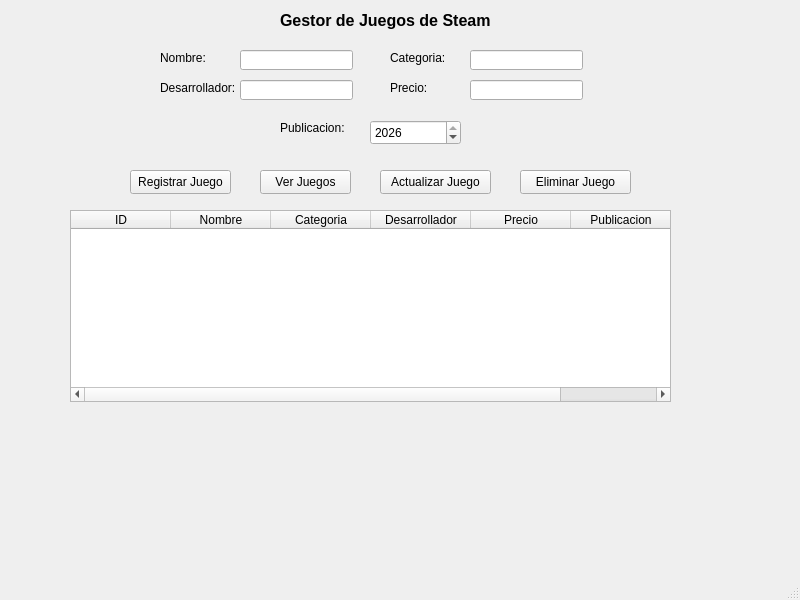
This is mainwindow.ui in Briander-N/Proyecto2doBimestre as Qt 5 draws it before an edit. The edited form follows.
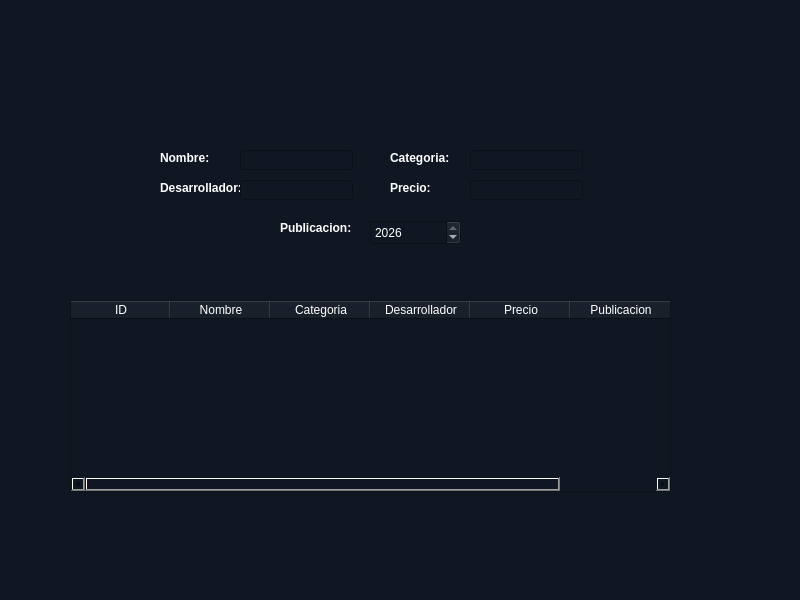
This is the edited form. Icons and pictures are not drawn.

Commit message:
Deiseño implementado de Interfaz gráfica
Añadido de logo, botones y cambios de paletas de colores en la interfaz

```diff
--- a/mainwindow.ui
+++ b/mainwindow.ui
@@ -10,176 +10,792 @@
     <height>600</height>
    </rect>
   </property>
+  <property name="palette">
+   <palette>
+    <active>
+     <colorrole role="Button">
+      <brush brushstyle="SolidPattern">
+       <color alpha="255">
+        <red>16</red>
+        <green>23</green>
+        <blue>34</blue>
+       </color>
+      </brush>
+     </colorrole>
+     <colorrole role="Base">
+      <brush brushstyle="SolidPattern">
+       <color alpha="255">
+        <red>16</red>
+        <green>23</green>
+        <blue>34</blue>
+       </color>
+      </brush>
+     </colorrole>
+     <colorrole role="Window">
+      <brush brushstyle="SolidPattern">
+       <color alpha="255">
+        <red>16</red>
+        <green>23</green>
+        <blue>34</blue>
+       </color>
+      </brush>
+     </colorrole>
+    </active>
+    <inactive>
+     <colorrole role="Button">
+      <brush brushstyle="SolidPattern">
+       <color alpha="255">
+        <red>16</red>
+        <green>23</green>
+        <blue>34</blue>
+       </color>
+      </brush>
+     </colorrole>
+     <colorrole role="Base">
+      <brush brushstyle="SolidPattern">
+       <color alpha="255">
+        <red>16</red>
+        <green>23</green>
+        <blue>34</blue>
+       </color>
+      </brush>
+     </colorrole>
+     <colorrole role="Window">
+      <brush brushstyle="SolidPattern">
+       <color alpha="255">
+        <red>16</red>
+        <green>23</green>
+        <blue>34</blue>
+       </color>
+      </brush>
+     </colorrole>
+    </inactive>
+    <disabled>
+     <colorrole role="Button">
+      <brush brushstyle="SolidPattern">
+       <color alpha="255">
+        <red>16</red>
+        <green>23</green>
+        <blue>34</blue>
+       </color>
+      </brush>
+     </colorrole>
+     <colorrole role="Base">
+      <brush brushstyle="SolidPattern">
+       <color alpha="255">
+        <red>16</red>
+        <green>23</green>
+        <blue>34</blue>
+       </color>
+      </brush>
+     </colorrole>
+     <colorrole role="Window">
+      <brush brushstyle="SolidPattern">
+       <color alpha="255">
+        <red>16</red>
+        <green>23</green>
+        <blue>34</blue>
+       </color>
+      </brush>
+     </colorrole>
+    </disabled>
+   </palette>
+  </property>
   <property name="windowTitle">
    <string>MainWindow</string>
   </property>
+  <property name="styleSheet">
+   <string notr="true">background-color: rgb(16, 23, 34);</string>
+  </property>
   <widget class="QWidget" name="centralwidget">
+   <property name="palette">
+    <palette>
+     <active>
+      <colorrole role="Button">
+       <brush brushstyle="SolidPattern">
+        <color alpha="255">
+         <red>16</red>
+         <green>23</green>
+         <blue>34</blue>
+        </color>
+       </brush>
+      </colorrole>
+      <colorrole role="Base">
+       <brush brushstyle="SolidPattern">
+        <color alpha="255">
+         <red>16</red>
+         <green>23</green>
+         <blue>34</blue>
+        </color>
+       </brush>
+      </colorrole>
+      <colorrole role="Window">
+       <brush brushstyle="SolidPattern">
+        <color alpha="255">
+         <red>16</red>
+         <green>23</green>
+         <blue>34</blue>
+        </color>
+       </brush>
+      </colorrole>
+     </active>
+     <inactive>
+      <colorrole role="Button">
+       <brush brushstyle="SolidPattern">
+        <color alpha="255">
+         <red>16</red>
+         <green>23</green>
+         <blue>34</blue>
+        </color>
+       </brush>
+      </colorrole>
+      <colorrole role="Base">
+       <brush brushstyle="SolidPattern">
+        <color alpha="255">
+         <red>16</red>
+         <green>23</green>
+         <blue>34</blue>
+        </color>
+       </brush>
+      </colorrole>
+      <colorrole role="Window">
+       <brush brushstyle="SolidPattern">
+        <color alpha="255">
+         <red>16</red>
+         <green>23</green>
+         <blue>34</blue>
+        </color>
+       </brush>
+      </colorrole>
+     </inactive>
+     <disabled>
+      <colorrole role="Button">
+       <brush brushstyle="SolidPattern">
+        <color alpha="255">
+         <red>16</red>
+         <green>23</green>
+         <blue>34</blue>
+        </color>
+       </brush>
+      </colorrole>
+      <colorrole role="Base">
+       <brush brushstyle="SolidPattern">
+        <color alpha="255">
+         <red>16</red>
+         <green>23</green>
+         <blue>34</blue>
+        </color>
+       </brush>
+      </colorrole>
+      <colorrole role="Window">
+       <brush brushstyle="SolidPattern">
+        <color alpha="255">
+         <red>16</red>
+         <green>23</green>
+         <blue>34</blue>
+        </color>
+       </brush>
+      </colorrole>
+     </disabled>
+    </palette>
+   </property>
    <widget class="QLabel" name="label">
     <property name="geometry">
      <rect>
       <x>160</x>
-      <y>50</y>
+      <y>150</y>
       <width>81</width>
       <height>16</height>
      </rect>
     </property>
     <property name="text">
-     <string>Nombre:</string>
+     <string>&lt;html&gt;&lt;head/&gt;&lt;body&gt;&lt;p&gt;&lt;span style=&quot; font-weight:700; color:#ffffff;&quot;&gt;Nombre:&lt;/span&gt;&lt;/p&gt;&lt;/body&gt;&lt;/html&gt;</string>
     </property>
    </widget>
    <widget class="QLineEdit" name="lnENombre">
     <property name="geometry">
      <rect>
       <x>240</x>
-      <y>50</y>
+      <y>150</y>
       <width>113</width>
       <height>20</height>
      </rect>
     </property>
+    <property name="palette">
+     <palette>
+      <active>
+       <colorrole role="WindowText">
+        <brush brushstyle="SolidPattern">
+         <color alpha="255">
+          <red>255</red>
+          <green>255</green>
+          <blue>255</blue>
+         </color>
+        </brush>
+       </colorrole>
+       <colorrole role="Button">
+        <brush brushstyle="SolidPattern">
+         <color alpha="255">
+          <red>16</red>
+          <green>23</green>
+          <blue>34</blue>
+         </color>
+        </brush>
+       </colorrole>
+       <colorrole role="Text">
+        <brush brushstyle="SolidPattern">
+         <color alpha="255">
+          <red>255</red>
+          <green>255</green>
+          <blue>255</blue>
+         </color>
+        </brush>
+       </colorrole>
+       <colorrole role="ButtonText">
+        <brush brushstyle="SolidPattern">
+         <color alpha="255">
+          <red>255</red>
+          <green>255</green>
+          <blue>255</blue>
+         </color>
+        </brush>
+       </colorrole>
+       <colorrole role="Base">
+        <brush brushstyle="SolidPattern">
+         <color alpha="255">
+          <red>16</red>
+          <green>23</green>
+          <blue>34</blue>
+         </color>
+        </brush>
+       </colorrole>
+       <colorrole role="Window">
+        <brush brushstyle="SolidPattern">
+         <color alpha="255">
+          <red>16</red>
+          <green>23</green>
+          <blue>34</blue>
+         </color>
+        </brush>
+       </colorrole>
+       <colorrole role="PlaceholderText">
+        <brush brushstyle="SolidPattern">
+         <color alpha="128">
+          <red>255</red>
+          <green>255</green>
+          <blue>255</blue>
+         </color>
+        </brush>
+       </colorrole>
+      </active>
+      <inactive>
+       <colorrole role="WindowText">
+        <brush brushstyle="SolidPattern">
+         <color alpha="255">
+          <red>255</red>
+          <green>255</green>
+          <blue>255</blue>
+         </color>
+        </brush>
+       </colorrole>
+       <colorrole role="Button">
+        <brush brushstyle="SolidPattern">
+         <color alpha="255">
+          <red>16</red>
+          <green>23</green>
+          <blue>34</blue>
+         </color>
+        </brush>
+       </colorrole>
+       <colorrole role="Text">
+        <brush brushstyle="SolidPattern">
+         <color alpha="255">
+          <red>255</red>
+          <green>255</green>
+          <blue>255</blue>
+         </color>
+        </brush>
+       </colorrole>
+       <colorrole role="ButtonText">
+        <brush brushstyle="SolidPattern">
+         <color alpha="255">
+          <red>255</red>
+          <green>255</green>
+          <blue>255</blue>
+         </color>
+        </brush>
+       </colorrole>
+       <colorrole role="Base">
+        <brush brushstyle="SolidPattern">
+         <color alpha="255">
+          <red>16</red>
+          <green>23</green>
+          <blue>34</blue>
+         </color>
+        </brush>
+       </colorrole>
+       <colorrole role="Window">
+        <brush brushstyle="SolidPattern">
+         <color alpha="255">
+          <red>16</red>
+          <green>23</green>
+          <blue>34</blue>
+         </color>
+        </brush>
+       </colorrole>
+       <colorrole role="PlaceholderText">
+        <brush brushstyle="SolidPattern">
+         <color alpha="128">
+          <red>255</red>
+          <green>255</green>
+          <blue>255</blue>
+         </color>
+        </brush>
+       </colorrole>
+      </inactive>
+      <disabled>
+       <colorrole role="WindowText">
+        <brush brushstyle="SolidPattern">
+         <color alpha="255">
+          <red>255</red>
+          <green>255</green>
+          <blue>255</blue>
+         </color>
+        </brush>
+       </colorrole>
+       <colorrole role="Button">
+        <brush brushstyle="SolidPattern">
+         <color alpha="255">
+          <red>16</red>
+          <green>23</green>
+          <blue>34</blue>
+         </color>
+        </brush>
+       </colorrole>
+       <colorrole role="Text">
+        <brush brushstyle="SolidPattern">
+         <color alpha="255">
+          <red>255</red>
+          <green>255</green>
+          <blue>255</blue>
+         </color>
+        </brush>
+       </colorrole>
+       <colorrole role="ButtonText">
+        <brush brushstyle="SolidPattern">
+         <color alpha="255">
+          <red>255</red>
+          <green>255</green>
+          <blue>255</blue>
+         </color>
+        </brush>
+       </colorrole>
+       <colorrole role="Base">
+        <brush brushstyle="SolidPattern">
+         <color alpha="255">
+          <red>16</red>
+          <green>23</green>
+          <blue>34</blue>
+         </color>
+        </brush>
+       </colorrole>
+       <colorrole role="Window">
+        <brush brushstyle="SolidPattern">
+         <color alpha="255">
+          <red>16</red>
+          <green>23</green>
+          <blue>34</blue>
+         </color>
+        </brush>
+       </colorrole>
+       <colorrole role="PlaceholderText">
+        <brush brushstyle="SolidPattern">
+         <color alpha="128">
+          <red>255</red>
+          <green>255</green>
+          <blue>255</blue>
+         </color>
+        </brush>
+       </colorrole>
+      </disabled>
+     </palette>
+    </property>
+    <property name="styleSheet">
+     <string notr="true">color:rgb(255, 255, 255)
+
+</string>
+    </property>
    </widget>
    <widget class="QLabel" name="label_2">
     <property name="geometry">
      <rect>
       <x>390</x>
-      <y>50</y>
+      <y>150</y>
       <width>81</width>
       <height>16</height>
      </rect>
     </property>
     <property name="text">
-     <string>Categoria:</string>
+     <string>&lt;html&gt;&lt;head/&gt;&lt;body&gt;&lt;p&gt;&lt;span style=&quot; font-weight:700; color:#ffffff;&quot;&gt;Categoria:&lt;/span&gt;&lt;/p&gt;&lt;/body&gt;&lt;/html&gt;</string>
     </property>
    </widget>
    <widget class="QLineEdit" name="lnECategoria">
     <property name="geometry">
      <rect>
       <x>470</x>
-      <y>50</y>
+      <y>150</y>
       <width>113</width>
       <height>20</height>
      </rect>
     </property>
+    <property name="palette">
+     <palette>
+      <active>
+       <colorrole role="WindowText">
+        <brush brushstyle="SolidPattern">
+         <color alpha="255">
+          <red>255</red>
+          <green>255</green>
+          <blue>255</blue>
+         </color>
+        </brush>
+       </colorrole>
+       <colorrole role="Button">
+        <brush brushstyle="SolidPattern">
+         <color alpha="255">
+          <red>16</red>
+          <green>23</green>
+          <blue>34</blue>
+         </color>
+        </brush>
+       </colorrole>
+       <colorrole role="Text">
+        <brush brushstyle="SolidPattern">
+         <color alpha="255">
+          <red>255</red>
+          <green>255</green>
+          <blue>255</blue>
+         </color>
+        </brush>
+       </colorrole>
+       <colorrole role="ButtonText">
+        <brush brushstyle="SolidPattern">
+         <color alpha="255">
+          <red>255</red>
+          <green>255</green>
+          <blue>255</blue>
+         </color>
+        </brush>
+       </colorrole>
+       <colorrole role="Base">
+        <brush brushstyle="SolidPattern">
+         <color alpha="255">
+          <red>16</red>
+          <green>23</green>
+          <blue>34</blue>
+         </color>
+        </brush>
+       </colorrole>
+       <colorrole role="Window">
+        <brush brushstyle="SolidPattern">
+         <color alpha="255">
+          <red>16</red>
+          <green>23</green>
+          <blue>34</blue>
+         </color>
+        </brush>
+       </colorrole>
+       <colorrole role="PlaceholderText">
+        <brush brushstyle="SolidPattern">
+         <color alpha="128">
+          <red>255</red>
+          <green>255</green>
+          <blue>255</blue>
+         </color>
+        </brush>
+       </colorrole>
+      </active>
+      <inactive>
+       <colorrole role="WindowText">
+        <brush brushstyle="SolidPattern">
+         <color alpha="255">
+          <red>255</red>
+          <green>255</green>
+          <blue>255</blue>
+         </color>
+        </brush>
+       </colorrole>
+       <colorrole role="Button">
+        <brush brushstyle="SolidPattern">
+         <color alpha="255">
+          <red>16</red>
+          <green>23</green>
+          <blue>34</blue>
+         </color>
+        </brush>
+       </colorrole>
+       <colorrole role="Text">
+        <brush brushstyle="SolidPattern">
+         <color alpha="255">
+          <red>255</red>
+          <green>255</green>
+          <blue>255</blue>
+         </color>
+        </brush>
+       </colorrole>
+       <colorrole role="ButtonText">
+        <brush brushstyle="SolidPattern">
+         <color alpha="255">
+          <red>255</red>
+          <green>255</green>
+          <blue>255</blue>
+         </color>
+        </brush>
+       </colorrole>
+       <colorrole role="Base">
+        <brush brushstyle="SolidPattern">
+         <color alpha="255">
+          <red>16</red>
+          <green>23</green>
+          <blue>34</blue>
+         </color>
+        </brush>
+       </colorrole>
+       <colorrole role="Window">
+        <brush brushstyle="SolidPattern">
+         <color alpha="255">
+          <red>16</red>
+          <green>23</green>
+          <blue>34</blue>
+         </color>
+        </brush>
+       </colorrole>
+       <colorrole role="PlaceholderText">
+        <brush brushstyle="SolidPattern">
+         <color alpha="128">
+          <red>255</red>
+          <green>255</green>
+          <blue>255</blue>
+         </color>
+        </brush>
+       </colorrole>
+      </inactive>
+      <disabled>
+       <colorrole role="WindowText">
+        <brush brushstyle="SolidPattern">
+         <color alpha="255">
+          <red>255</red>
+          <green>255</green>
+          <blue>255</blue>
+         </color>
+        </brush>
+       </colorrole>
+       <colorrole role="Button">
+        <brush brushstyle="SolidPattern">
+         <color alpha="255">
+          <red>16</red>
+          <green>23</green>
+          <blue>34</blue>
+         </color>
+        </brush>
+       </colorrole>
+       <colorrole role="Text">
+        <brush brushstyle="SolidPattern">
+         <color alpha="255">
+          <red>255</red>
+          <green>255</green>
+          <blue>255</blue>
+         </color>
+        </brush>
+       </colorrole>
+       <colorrole role="ButtonText">
+        <brush brushstyle="SolidPattern">
+         <color alpha="255">
+          <red>255</red>
+          <green>255</green>
+          <blue>255</blue>
+         </color>
+        </brush>
+       </colorrole>
+       <colorrole role="Base">
+        <brush brushstyle="SolidPattern">
+         <color alpha="255">
+          <red>16</red>
+          <green>23</green>
+          <blue>34</blue>
+         </color>
+        </brush>
+       </colorrole>
+       <colorrole role="Window">
+        <brush brushstyle="SolidPattern">
+         <color alpha="255">
+          <red>16</red>
+          <green>23</green>
+          <blue>34</blue>
+         </color>
+        </brush>
+       </colorrole>
+       <colorrole role="PlaceholderText">
+        <brush brushstyle="SolidPattern">
+         <color alpha="128">
+          <red>255</red>
+          <green>255</green>
+          <blue>255</blue>
+         </color>
+        </brush>
+       </colorrole>
+      </disabled>
+     </palette>
+    </property>
+    <property name="styleSheet">
+     <string notr="true">color: rgb(255, 255, 255);</string>
+    </property>
    </widget>
    <widget class="QLabel" name="label_3">
     <property name="geometry">
      <rect>
       <x>160</x>
-      <y>80</y>
+      <y>180</y>
       <width>81</width>
       <height>16</height>
      </rect>
     </property>
     <property name="text">
-     <string>Desarrollador:</string>
+     <string>&lt;html&gt;&lt;head/&gt;&lt;body&gt;&lt;p&gt;&lt;span style=&quot; font-weight:700; color:#ffffff;&quot;&gt;Desarrollador:&lt;/span&gt;&lt;/p&gt;&lt;/body&gt;&lt;/html&gt;</string>
     </property>
    </widget>
    <widget class="QLineEdit" name="lnEDesarrollador">
     <property name="geometry">
      <rect>
       <x>240</x>
-      <y>80</y>
+      <y>180</y>
       <width>113</width>
       <height>20</height>
      </rect>
     </property>
+    <property name="styleSheet">
+     <string notr="true">color: rgb(255, 255, 255);</string>
+    </property>
    </widget>
    <widget class="QLabel" name="label_4">
     <property name="geometry">
      <rect>
       <x>390</x>
-      <y>80</y>
+      <y>180</y>
       <width>81</width>
       <height>16</height>
      </rect>
     </property>
     <property name="text">
-     <string>Precio:</string>
+     <string>&lt;html&gt;&lt;head/&gt;&lt;body&gt;&lt;p&gt;&lt;span style=&quot; font-weight:700; color:#ffffff;&quot;&gt;Precio:&lt;/span&gt;&lt;/p&gt;&lt;/body&gt;&lt;/html&gt;</string>
     </property>
    </widget>
    <widget class="QLineEdit" name="lnEPrecio">
     <property name="geometry">
      <rect>
       <x>470</x>
-      <y>80</y>
+      <y>180</y>
       <width>113</width>
       <height>20</height>
      </rect>
     </property>
+    <property name="styleSheet">
+     <string notr="true">color: rgb(255, 255, 255);</string>
+    </property>
    </widget>
    <widget class="QLabel" name="label_5">
     <property name="geometry">
      <rect>
       <x>280</x>
-      <y>120</y>
+      <y>220</y>
       <width>81</width>
       <height>16</height>
      </rect>
     </property>
     <property name="text">
-     <string>Publicacion:</string>
+     <string>&lt;html&gt;&lt;head/&gt;&lt;body&gt;&lt;p&gt;&lt;span style=&quot; font-weight:700; color:#ffffff;&quot;&gt;Publicacion:&lt;/span&gt;&lt;/p&gt;&lt;/body&gt;&lt;/html&gt;</string>
     </property>
    </widget>
    <widget class="QPushButton" name="btnRegistrar">
     <property name="geometry">
      <rect>
-      <x>130</x>
-      <y>170</y>
-      <width>101</width>
-      <height>24</height>
+      <x>70</x>
+      <y>250</y>
+      <width>121</width>
+      <height>41</height>
      </rect>
     </property>
+    <property name="styleSheet">
+     <string notr="true">image: url(:/img/imagenes/Registrar.png);
+border: none;</string>
+    </property>
     <property name="text">
-     <string>Registrar Juego</string>
+     <string/>
     </property>
    </widget>
    <widget class="QPushButton" name="btnVer">
     <property name="geometry">
      <rect>
-      <x>260</x>
-      <y>170</y>
-      <width>91</width>
-      <height>24</height>
+      <x>220</x>
+      <y>250</y>
+      <width>121</width>
+      <height>41</height>
      </rect>
     </property>
+    <property name="styleSheet">
+     <string notr="true">image: url(:/img/imagenes/Ver.png);
+border: none;</string>
+    </property>
     <property name="text">
-     <string>Ver Juegos</string>
+     <string/>
     </property>
    </widget>
    <widget class="QPushButton" name="btnActualizar">
     <property name="geometry">
      <rect>
-      <x>380</x>
-      <y>170</y>
-      <width>111</width>
-      <height>24</height>
+      <x>390</x>
+      <y>250</y>
+      <width>121</width>
+      <height>41</height>
      </rect>
     </property>
+    <property name="styleSheet">
+     <string notr="true">image: url(:/img/imagenes/Actualizar.png);
+border: none;</string>
+    </property>
     <property name="text">
-     <string>Actualizar Juego</string>
+     <string/>
     </property>
    </widget>
    <widget class="QPushButton" name="btnEliminar">
     <property name="geometry">
      <rect>
-      <x>520</x>
-      <y>170</y>
-      <width>111</width>
-      <height>24</height>
+      <x>550</x>
+      <y>250</y>
+      <width>121</width>
+      <height>41</height>
      </rect>
     </property>
+    <property name="styleSheet">
+     <string notr="true">image: url(:/img/imagenes/Eliminar.png);
+border: none;</string>
+    </property>
     <property name="text">
-     <string>Eliminar Juego</string>
+     <string/>
     </property>
    </widget>
    <widget class="QDoubleSpinBox" name="dbBAnioPublicacion">
     <property name="geometry">
      <rect>
       <x>370</x>
-      <y>120</y>
+      <y>220</y>
       <width>91</width>
       <height>25</height>
      </rect>
     </property>
+    <property name="styleSheet">
+     <string notr="true">color: rgb(255, 255, 255);</string>
+    </property>
     <property name="decimals">
      <number>0</number>
     </property>
@@ -199,25 +815,234 @@
    <widget class="QLabel" name="label_6">
     <property name="geometry">
      <rect>
-      <x>280</x>
-      <y>10</y>
-      <width>221</width>
-      <height>21</height>
+      <x>180</x>
+      <y>0</y>
+      <width>431</width>
+      <height>141</height>
      </rect>
     </property>
     <property name="text">
-     <string>&lt;html&gt;&lt;head/&gt;&lt;body&gt;&lt;p&gt;&lt;span style=&quot; font-size:12pt; font-weight:700;&quot;&gt;Gestor de Juegos de Steam&lt;/span&gt;&lt;/p&gt;&lt;/body&gt;&lt;/html&gt;</string>
+     <string/>
+    </property>
+    <property name="pixmap">
+     <pixmap resource="imagenes.qrc">:/img/imagenes/Logo.png</pixmap>
+    </property>
+    <property name="scaledContents">
+     <bool>true</bool>
     </property>
    </widget>
    <widget class="QTableWidget" name="tableJuegos">
     <property name="geometry">
      <rect>
       <x>70</x>
-      <y>210</y>
+      <y>300</y>
       <width>601</width>
       <height>192</height>
      </rect>
     </property>
+    <property name="palette">
+     <palette>
+      <active>
+       <colorrole role="WindowText">
+        <brush brushstyle="SolidPattern">
+         <color alpha="255">
+          <red>255</red>
+          <green>255</green>
+          <blue>255</blue>
+         </color>
+        </brush>
+       </colorrole>
+       <colorrole role="Button">
+        <brush brushstyle="SolidPattern">
+         <color alpha="255">
+          <red>16</red>
+          <green>23</green>
+          <blue>34</blue>
+         </color>
+        </brush>
+       </colorrole>
+       <colorrole role="Text">
+        <brush brushstyle="SolidPattern">
+         <color alpha="255">
+          <red>255</red>
+          <green>255</green>
+          <blue>255</blue>
+         </color>
+        </brush>
+       </colorrole>
+       <colorrole role="ButtonText">
+        <brush brushstyle="SolidPattern">
+         <color alpha="255">
+          <red>255</red>
+          <green>255</green>
+          <blue>255</blue>
+         </color>
+        </brush>
+       </colorrole>
+       <colorrole role="Base">
+        <brush brushstyle="SolidPattern">
+         <color alpha="255">
+          <red>16</red>
+          <green>23</green>
+          <blue>34</blue>
+         </color>
+        </brush>
+       </colorrole>
+       <colorrole role="Window">
+        <brush brushstyle="SolidPattern">
+         <color alpha="255">
+          <red>16</red>
+          <green>23</green>
+          <blue>34</blue>
+         </color>
+        </brush>
+       </colorrole>
+       <colorrole role="PlaceholderText">
+        <brush brushstyle="SolidPattern">
+         <color alpha="128">
+          <red>255</red>
+          <green>255</green>
+          <blue>255</blue>
+         </color>
+        </brush>
+       </colorrole>
+      </active>
+      <inactive>
+       <colorrole role="WindowText">
+        <brush brushstyle="SolidPattern">
+         <color alpha="255">
+          <red>255</red>
+          <green>255</green>
+          <blue>255</blue>
+         </color>
+        </brush>
+       </colorrole>
+       <colorrole role="Button">
+        <brush brushstyle="SolidPattern">
+         <color alpha="255">
+          <red>16</red>
+          <green>23</green>
+          <blue>34</blue>
+         </color>
+        </brush>
+       </colorrole>
+       <colorrole role="Text">
+        <brush brushstyle="SolidPattern">
+         <color alpha="255">
+          <red>255</red>
+          <green>255</green>
+          <blue>255</blue>
+         </color>
+        </brush>
+       </colorrole>
+       <colorrole role="ButtonText">
+        <brush brushstyle="SolidPattern">
+         <color alpha="255">
+          <red>255</red>
+          <green>255</green>
+          <blue>255</blue>
+         </color>
+        </brush>
+       </colorrole>
+       <colorrole role="Base">
+        <brush brushstyle="SolidPattern">
+         <color alpha="255">
+          <red>16</red>
+          <green>23</green>
+          <blue>34</blue>
+         </color>
+        </brush>
+       </colorrole>
+       <colorrole role="Window">
+        <brush brushstyle="SolidPattern">
+         <color alpha="255">
+          <red>16</red>
+          <green>23</green>
+          <blue>34</blue>
+         </color>
+        </brush>
+       </colorrole>
+       <colorrole role="PlaceholderText">
+        <brush brushstyle="SolidPattern">
+         <color alpha="128">
+          <red>255</red>
+          <green>255</green>
+          <blue>255</blue>
+         </color>
+        </brush>
+       </colorrole>
+      </inactive>
+      <disabled>
+       <colorrole role="WindowText">
+        <brush brushstyle="SolidPattern">
+         <color alpha="255">
+          <red>255</red>
+          <green>255</green>
+          <blue>255</blue>
+         </color>
+        </brush>
+       </colorrole>
+       <colorrole role="Button">
+        <brush brushstyle="SolidPattern">
+         <color alpha="255">
+          <red>16</red>
+          <green>23</green>
+          <blue>34</blue>
+         </color>
+        </brush>
+       </colorrole>
+       <colorrole role="Text">
+        <brush brushstyle="SolidPattern">
+         <color alpha="255">
+          <red>255</red>
+          <green>255</green>
+          <blue>255</blue>
+         </color>
+        </brush>
+       </colorrole>
+       <colorrole role="ButtonText">
+        <brush brushstyle="SolidPattern">
+         <color alpha="255">
+          <red>255</red>
+          <green>255</green>
+          <blue>255</blue>
+         </color>
+        </brush>
+       </colorrole>
+       <colorrole role="Base">
+        <brush brushstyle="SolidPattern">
+         <color alpha="255">
+          <red>16</red>
+          <green>23</green>
+          <blue>34</blue>
+         </color>
+        </brush>
+       </colorrole>
+       <colorrole role="Window">
+        <brush brushstyle="SolidPattern">
+         <color alpha="255">
+          <red>16</red>
+          <green>23</green>
+          <blue>34</blue>
+         </color>
+        </brush>
+       </colorrole>
+       <colorrole role="PlaceholderText">
+        <brush brushstyle="SolidPattern">
+         <color alpha="128">
+          <red>255</red>
+          <green>255</green>
+          <blue>255</blue>
+         </color>
+        </brush>
+       </colorrole>
+      </disabled>
+     </palette>
+    </property>
+    <property name="styleSheet">
+     <string notr="true">color:rgb(255, 255, 255)
+</string>
+    </property>
     <column>
      <property name="text">
       <string>ID</string>
```
Left out of the diff: 6 changed lines with no effect on the pictures. The commit also changes 2 other files.
